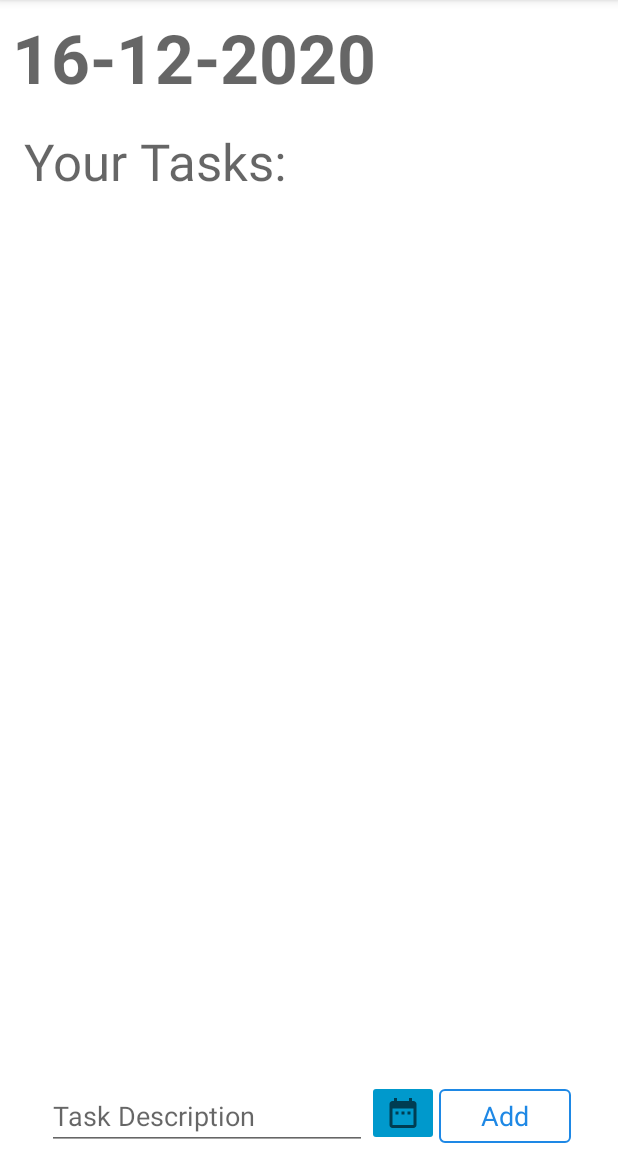
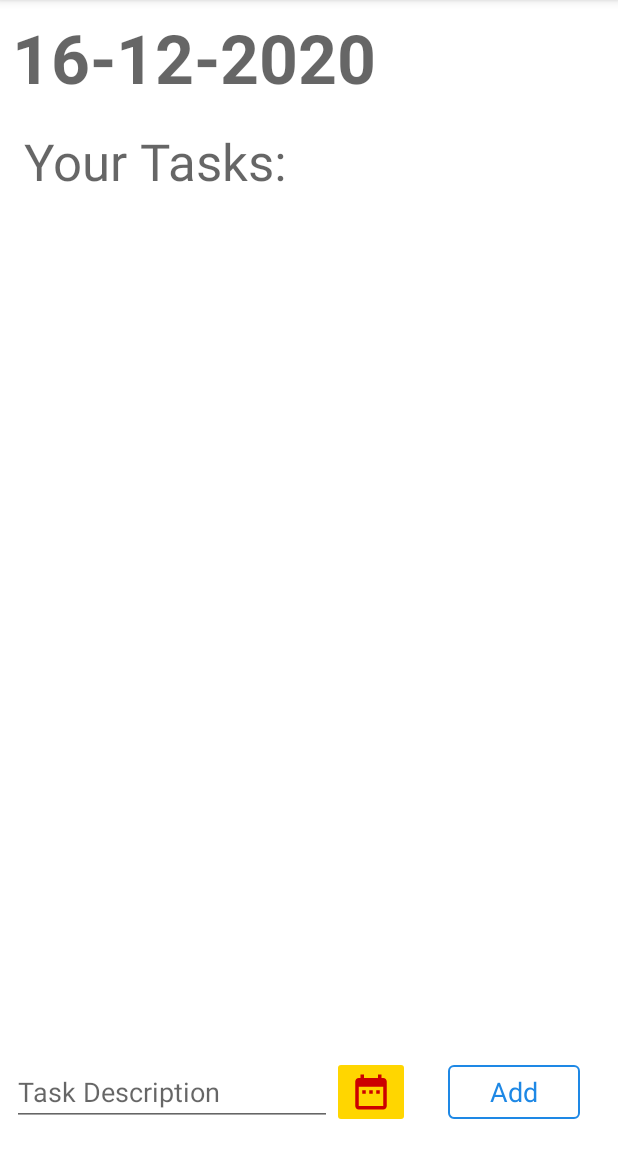
Before and after one commit to sanskar10100/TaskCheck, an Android app: the screen it shows after launch (MainActivity), on a phone screen of 412 x 824 dp, the part 84-1236 px from its top. Run offline under Robolectric (Android 15) with nearby library versions, the phone set to English and light mode, and no system bars; our stand-ins replace Room's generated code.

Commit message:
Fixed Due Date button

```diff
--- a/app/src/main/res/drawable/ic_baseline_date_range_24.xml
+++ /dev/null
@@ -1,10 +0,0 @@
-<vector xmlns:android="http://schemas.android.com/apk/res/android"
-    android:width="24dp"
-    android:height="24dp"
-    android:viewportWidth="24"
-    android:viewportHeight="24"
-    android:tint="?attr/colorControlNormal">
-  <path
-      android:fillColor="@android:color/white"
-      android:pathData="M9,11L7,11v2h2v-2zM13,11h-2v2h2v-2zM17,11h-2v2h2v-2zM19,4h-1L18,2h-2v2L8,4L8,2L6,2v2L5,4c-1.11,0 -1.99,0.9 -1.99,2L3,20c0,1.1 0.89,2 2,2h14c1.1,0 2,-0.9 2,-2L21,6c0,-1.1 -0.9,-2 -2,-2zM19,20L5,20L5,9h14v11z"/>
-</vector>
--- /dev/null
+++ b/app/src/main/res/drawable/ic_baseline_date_range_28.xml
@@ -0,0 +1,5 @@
+<vector android:height="28dp" android:tint="@android:color/holo_red_dark"
+    android:viewportHeight="24" android:viewportWidth="24"
+    android:width="28dp" xmlns:android="http://schemas.android.com/apk/res/android">
+    <path android:fillColor="@android:color/white" android:pathData="M9,11L7,11v2h2v-2zM13,11h-2v2h2v-2zM17,11h-2v2h2v-2zM19,4h-1L18,2h-2v2L8,4L8,2L6,2v2L5,4c-1.11,0 -1.99,0.9 -1.99,2L3,20c0,1.1 0.89,2 2,2h14c1.1,0 2,-0.9 2,-2L21,6c0,-1.1 -0.9,-2 -2,-2zM19,20L5,20L5,9h14v11z"/>
+</vector>
--- a/app/src/main/res/layout/activity_main.xml
+++ b/app/src/main/res/layout/activity_main.xml
@@ -41,60 +41,60 @@
         android:layout_marginBottom="16dp"
         android:background="#0064FFDA"
         android:scrollbars="vertical"
-        app:layout_constraintBottom_toTopOf="@+id/linearLayout2"
+        app:layout_constraintBottom_toTopOf="@+id/button_add_task"
         app:layout_constraintEnd_toEndOf="parent"
         app:layout_constraintStart_toStartOf="parent"
         app:layout_constraintTop_toBottomOf="@+id/text_view_your_tasks">
 
     </androidx.recyclerview.widget.RecyclerView>
 
-    <LinearLayout
-        android:id="@+id/linearLayout2"
-        android:layout_width="wrap_content"
-        android:layout_height="0dp"
-        android:orientation="horizontal"
-        android:weightSum="3"
-        app:layout_constraintBottom_toBottomOf="parent"
-        app:layout_constraintEnd_toEndOf="parent"
-        app:layout_constraintStart_toStartOf="parent">
-
     <EditText
         android:id="@+id/edit_text_task_description"
         style="@style/Widget.AppCompat.EditText"
         android:layout_width="wrap_content"
         android:layout_height="wrap_content"
-            android:layout_weight="1"
+        android:layout_marginStart="8dp"
         android:autofillHints="@string/task_description"
         android:ems="10"
         android:hint="@string/task_description"
         android:inputType="textShortMessage"
         android:singleLine="true"
-            android:textAppearance="@style/TextAppearance.AppCompat.Medium" />
+        android:textAppearance="@style/TextAppearance.AppCompat.Medium"
+        app:layout_constraintBaseline_toBaselineOf="@+id/button_add_task"
+        app:layout_constraintStart_toStartOf="parent" />
 
     <ImageButton
         android:id="@+id/imageButton"
         android:layout_width="wrap_content"
         android:layout_height="wrap_content"
-            android:layout_weight="1"
-            android:backgroundTint="@android:color/holo_blue_dark"
+        android:layout_marginBottom="16dp"
+        android:adjustViewBounds="false"
+        android:backgroundTint="#FFD600"
         android:contentDescription="@string/add_due_date"
+        android:cropToPadding="false"
         android:onClick="showDatePickerDialog"
         android:scaleType="centerCrop"
-            app:srcCompat="@drawable/ic_baseline_date_range_24" />
+        app:layout_constraintBottom_toBottomOf="parent"
+        app:layout_constraintStart_toEndOf="@+id/edit_text_task_description"
+        app:srcCompat="@drawable/ic_baseline_date_range_28" />
 
     <Button
         android:id="@+id/button_add_task"
         style="@style/Widget.MaterialComponents.Button.OutlinedButton"
         android:layout_width="wrap_content"
         android:layout_height="wrap_content"
-            android:layout_weight="1"
+        android:layout_marginStart="8dp"
+        android:layout_marginEnd="8dp"
+        android:layout_marginBottom="16dp"
         android:onClick="addTask"
         android:text="@string/add_task"
         android:textAppearance="@style/TextAppearance.AppCompat.Medium"
         android:textColor="#1E88E5"
         app:iconTint="#039BE5"
+        app:layout_constraintBottom_toBottomOf="parent"
+        app:layout_constraintEnd_toEndOf="parent"
+        app:layout_constraintStart_toEndOf="@+id/imageButton"
         app:rippleColor="#1E88E5"
         app:strokeColor="#1E88E5" />
-    </LinearLayout>
 
 </androidx.constraintlayout.widget.ConstraintLayout>
```
Lines whose indentation alone changed are shown as unchanged.
